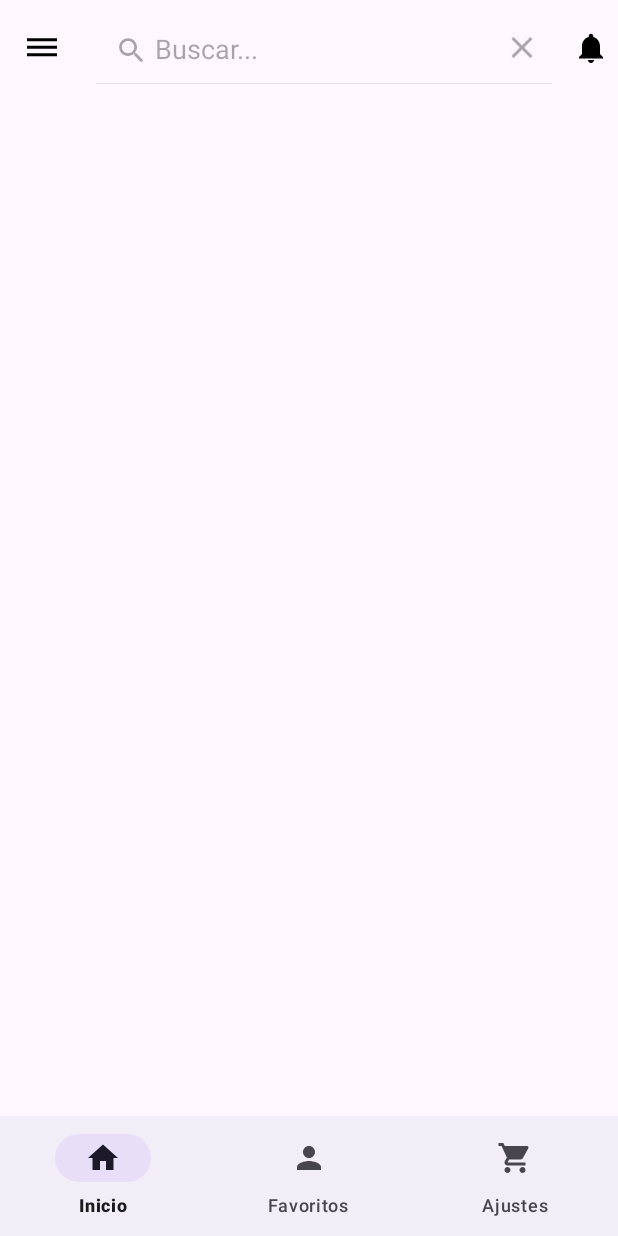
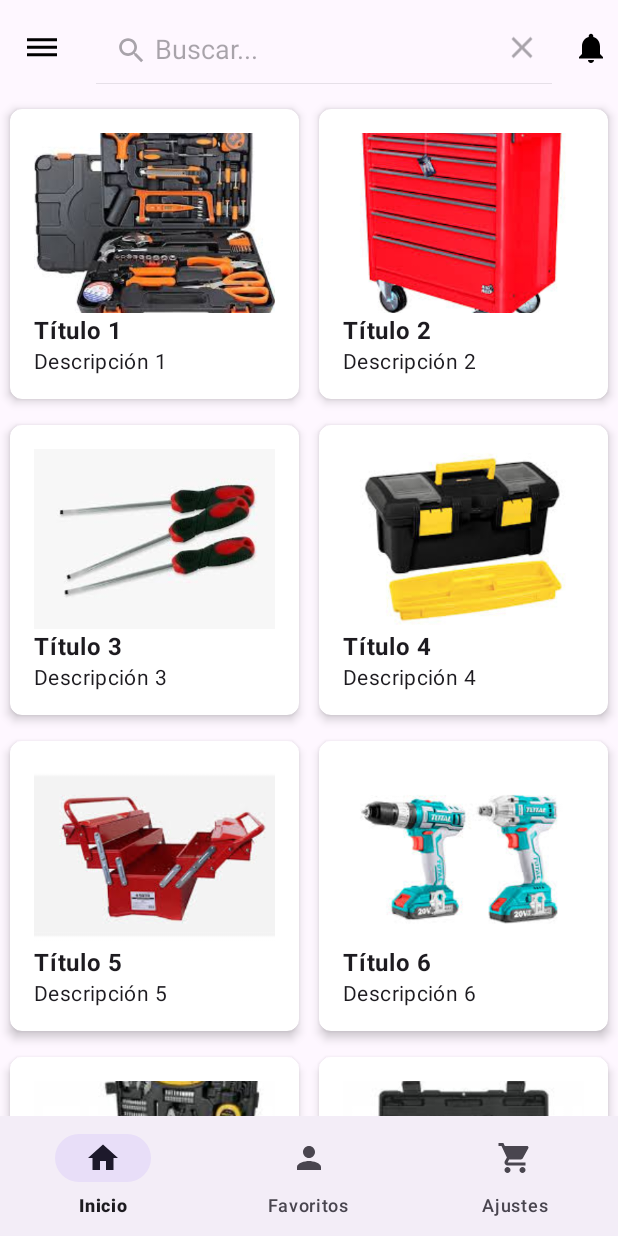
Before and after one commit to pipe0220/KonstruApp-mobil, an Android app: the screen it shows after launch (MainActivity), after a tap on "Search", on a phone screen of 412 x 824 dp. Run offline under Robolectric (Android 15) with nearby library versions, the phone set to English and light mode, and no system bars.

Commit message:
creacion de recycler

```diff
--- a/app/src/main/java/com/sena/konstruapp/MainActivity.kt
+++ b/app/src/main/java/com/sena/konstruapp/MainActivity.kt
@@ -9,71 +9,46 @@ import androidx.appcompat.widget.SearchView
 import androidx.appcompat.widget.Toolbar
 import androidx.core.view.ViewCompat
 import androidx.core.view.WindowInsetsCompat
+import androidx.recyclerview.widget.RecyclerView
 import com.google.android.material.bottomnavigation.BottomNavigationView
+import com.sena.konstruapp.adapter.GridAdapter
+import com.sena.konstruapp.model.GridItem
 
-/*class MainActivity : AppCompatActivity() {
+class MainActivity : AppCompatActivity() {
+
+    private lateinit var searchView: SearchView
+    private lateinit var recyclerView: RecyclerView
 
     override fun onCreate(savedInstanceState: Bundle?) {
         super.onCreate(savedInstanceState)
         setContentView(R.layout.activity_main)
 
-        // Configura el toolbar
-        val toolbar = findViewById<Toolbar>(R.id.toolbar)
-        setSupportActionBar(toolbar)
+        recyclerView = findViewById(R.id.recyclerView)
 
-        // Configura el bottom navigation menu
-        val bottomNavigation = findViewById<BottomNavigationView>(R.id.bottom_navigation)
-        bottomNavigation.setOnNavigationItemSelectedListener { item ->
-            when (item.itemId) {
-                R.id.nav_home -> {
-                    // Maneja la selección del elemento "Inicio"
-                    true
-                }
-                R.id.nav_favorites -> {
-                    // Maneja la selección del elemento "Favoritos"
-                    true
-                }
-                R.id.nav_settings -> {
-                    // Maneja la selección del elemento "Ajustes"
-                    true
-                }
-                else -> false
-            }
-        }
-    }
+        val items = listOf(
+            GridItem(R.drawable.image1, "Título 1", "Descripción 1"),
+            GridItem(R.drawable.image2, "Título 2", "Descripción 2"),
+            GridItem(R.drawable.image3, "Título 3", "Descripción 3"),
+            GridItem(R.drawable.image4, "Título 4", "Descripción 4"),
+            GridItem(R.drawable.image5, "Título 5", "Descripción 5"),
+            GridItem(R.drawable.image6, "Título 6", "Descripción 6"),
+            GridItem(R.drawable.image7, "Título 7", "Descripción 7"),
+            GridItem(R.drawable.image8, "Título 8", "Descripción 8"),
+            GridItem(R.drawable.image9, "Título 9", "Descripción 9"),
+            GridItem(R.drawable.image10, "Título 10", "Descripción 10"),
+            GridItem(R.drawable.image11, "Título 11", "Descripción 11"),
+            GridItem(R.drawable.image12, "Título 12", "Descripción 12"),
+            // Agrega más elementos si es necesario
+        )
 
-    override fun onCreateOptionsMenu(menu: Menu?): Boolean {
-        // Infla el menú desde el archivo de recursos
-        menuInflater.inflate(R.menu.menu_main, menu)
-        return true
-    }
+        val adapter = GridAdapter(items)
+        recyclerView.adapter = adapter
 
-    override fun onOptionsItemSelected(item: MenuItem): Boolean {
-        // Maneja las acciones de los elementos del menú
-        return when (item.itemId) {
-            R.id.action_notifications -> {
-                // Acción para el elemento de notificaciones
-                true
-            }
-            R.id.action_search -> {
-                // Acción para el elemento de búsqueda
-                true
-            }
-            else -> super.onOptionsItemSelected(item)
-        }
-    }
-}*/
-class MainActivity : AppCompatActivity() {
-
-    private lateinit var searchView: SearchView
-
-    override fun onCreate(savedInstanceState: Bundle?) {
-        super.onCreate(savedInstanceState)
-        setContentView(R.layout.activity_main)
 
         // Configura el toolbar
         val toolbar = findViewById<Toolbar>(R.id.toolbar)
         setSupportActionBar(toolbar)
+        supportActionBar?.setDisplayShowTitleEnabled(false) // Deshabilita el tiúlo por defecto
 
         // Configura el bottom navigation menu
         val bottomNavigation = findViewById<BottomNavigationView>(R.id.bottom_navigation)
@@ -132,7 +107,6 @@ class MainActivity : AppCompatActivity() {
             else -> super.onOptionsItemSelected(item)
         }
     }
-
     private fun performSearch(query: String) {
         // Aquí puedes realizar la acción de búsqueda con el texto ingresado
         // Por ejemplo, puedes filtrar una lista o navegar a una actividad de resultados de búsqueda
--- /dev/null
+++ b/app/src/main/java/com/sena/konstruapp/adapter/GridAdapter.kt
@@ -0,0 +1,38 @@
+package com.sena.konstruapp.adapter
+
+import android.view.LayoutInflater
+import android.view.View
+import android.view.ViewGroup
+import android.widget.ImageView
+import android.widget.TextView
+import androidx.recyclerview.widget.RecyclerView
+import com.sena.konstruapp.R
+import com.sena.konstruapp.model.GridItem
+
+class GridAdapter(private val items: List<GridItem>) : RecyclerView.Adapter<GridAdapter.ViewHolder>() {
+
+    override fun onCreateViewHolder(parent: ViewGroup, viewType: Int): ViewHolder {
+        val view = LayoutInflater.from(parent.context)
+            .inflate(R.layout.item_grid, parent, false)
+        return ViewHolder(view)
+    }
+
+    override fun onBindViewHolder(holder: ViewHolder, position: Int) {
+        val item = items[position]
+        holder.bind(item)
+    }
+
+    override fun getItemCount() = items.size
+
+    inner class ViewHolder(itemView: View) : RecyclerView.ViewHolder(itemView) {
+        private val imageView: ImageView = itemView.findViewById(R.id.itemImage)
+        private val titleView: TextView = itemView.findViewById(R.id.itemTitle)
+        private val descriptionView: TextView = itemView.findViewById(R.id.itemDescription)
+
+        fun bind(item: GridItem) {
+            imageView.setImageResource(item.imageResource)
+            titleView.text = item.title
+            descriptionView.text = item.description
+        }
+    }
+}
--- /dev/null
+++ b/app/src/main/java/com/sena/konstruapp/model/GridItem.kt
@@ -0,0 +1,7 @@
+package com.sena.konstruapp.model
+
+data class GridItem(
+    val imageResource: Int,
+    val title: String,
+    val description: String
+)
--- a/app/src/main/res/layout/activity_main.xml
+++ b/app/src/main/res/layout/activity_main.xml
@@ -8,18 +8,36 @@
     <com.google.android.material.appbar.AppBarLayout
         android:layout_width="match_parent"
         android:layout_height="wrap_content">
+
         <androidx.appcompat.widget.Toolbar
             android:id="@+id/toolbar"
             android:layout_width="match_parent"
+            android:layout_height="?attr/actionBarSize"
             app:navigationIcon="@drawable/ic_categories"
-            android:layout_height="?attr/actionBarSize"
-            app:title="@string/app_name">
-
-        </androidx.appcompat.widget.Toolbar>
+            app:title="@string/app_name" />
 
     </com.google.android.material.appbar.AppBarLayout>
 
-    <!-- contenido principal -->
+    <androidx.core.widget.NestedScrollView
+        android:layout_width="match_parent"
+        android:layout_height="match_parent"
+        app:layout_behavior="@string/appbar_scrolling_view_behavior">
+
+        <LinearLayout
+            android:layout_width="match_parent"
+            android:layout_height="wrap_content"
+            android:orientation="vertical">
+
+            <androidx.recyclerview.widget.RecyclerView
+                android:id="@+id/recyclerView"
+                android:layout_width="match_parent"
+                android:layout_height="wrap_content"
+                app:layoutManager="androidx.recyclerview.widget.GridLayoutManager"
+                app:spanCount="2" />
+
+        </LinearLayout>
+
+    </androidx.core.widget.NestedScrollView>
 
     <com.google.android.material.bottomnavigation.BottomNavigationView
         android:id="@+id/bottom_navigation"
--- /dev/null
+++ b/app/src/main/res/layout/item_grid.xml
@@ -0,0 +1,38 @@
+<?xml version="1.0" encoding="utf-8"?>
+<androidx.cardview.widget.CardView
+    xmlns:android="http://schemas.android.com/apk/res/android"
+    xmlns:app="http://schemas.android.com/apk/res-auto"
+    android:layout_width="match_parent"
+    android:layout_height="wrap_content"
+    app:cardCornerRadius="8dp"
+    app:cardElevation="4dp"
+    app:cardUseCompatPadding="true">
+
+    <LinearLayout
+        android:layout_width="match_parent"
+        android:layout_height="wrap_content"
+        android:orientation="vertical"
+        android:padding="16dp">
+
+        <ImageView
+            android:id="@+id/itemImage"
+            android:layout_width="match_parent"
+            android:layout_height="120dp"
+            android:scaleType="centerCrop" />
+
+        <TextView
+            android:id="@+id/itemTitle"
+            android:layout_width="match_parent"
+            android:layout_height="wrap_content"
+            android:textAppearance="?attr/textAppearanceBody1"
+            android:textStyle="bold" />
+
+        <TextView
+            android:id="@+id/itemDescription"
+            android:layout_width="match_parent"
+            android:layout_height="wrap_content"
+            android:textAppearance="?attr/textAppearanceBody2" />
+
+    </LinearLayout>
+
+</androidx.cardview.widget.CardView>
```
Also changed, not shown: app/src/main/res/drawable/image1.jpg (added), app/src/main/res/drawable/image10.jpg (added), app/src/main/res/drawable/image11.jpg (added), app/src/main/res/drawable/image12.jpg (added), app/src/main/res/drawable/image2.jpg (added), app/src/main/res/drawable/image3.jpg (added), app/src/main/res/drawable/image4.jpg (added), app/src/main/res/drawable/image5.jpg (added), app/src/main/res/drawable/image6.jpg (added), app/src/main/res/drawable/image7.jpg (added), app/src/main/res/drawable/image8.jpg (added), app/src/main/res/drawable/image9.jpg (added).
